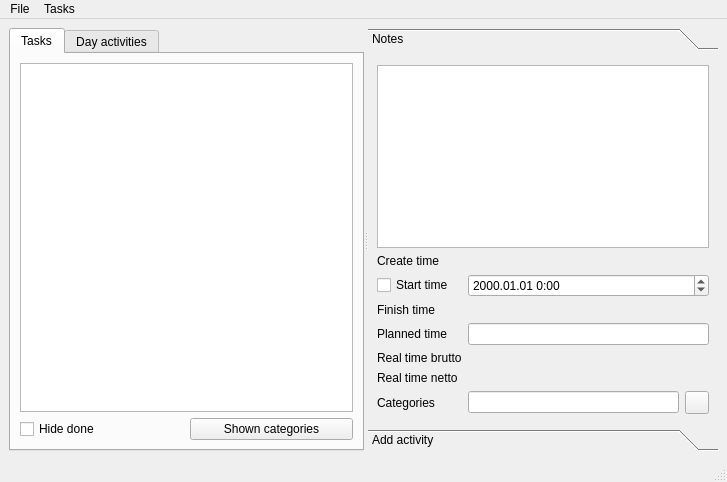
Above: src/mainwindow.ui from ya-breeze/TM before the change. Below: the same form after it.
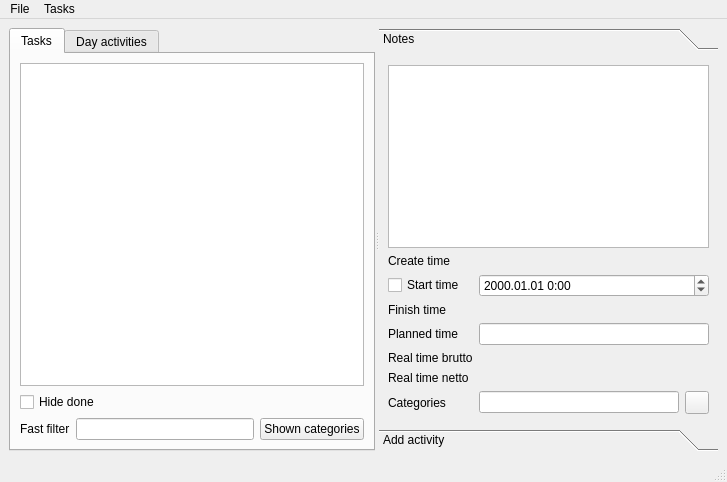
That is the form after the change.

Diff of the .ui file:
```diff
--- a/src/mainwindow.ui
+++ b/src/mainwindow.ui
@@ -45,15 +45,25 @@
            </property>
           </widget>
          </item>
+         <item>
+          <widget class="QCheckBox" name="cbHideDone">
+           <property name="text">
+            <string>Hide done</string>
+           </property>
+          </widget>
+         </item>
          <item>
           <layout class="QHBoxLayout" name="horizontalLayout_5">
            <item>
-            <widget class="QCheckBox" name="cbHideDone">
+            <widget class="QLabel" name="label_14">
              <property name="text">
-              <string>Hide done</string>
+              <string>Fast filter</string>
              </property>
             </widget>
            </item>
+           <item>
+            <widget class="QLineEdit" name="leFastFilter"/>
+           </item>
            <item>
             <widget class="QPushButton" name="btnShownCategories">
              <property name="text">
```
Left out of the diff: 16 changed lines with no effect on the pictures.
